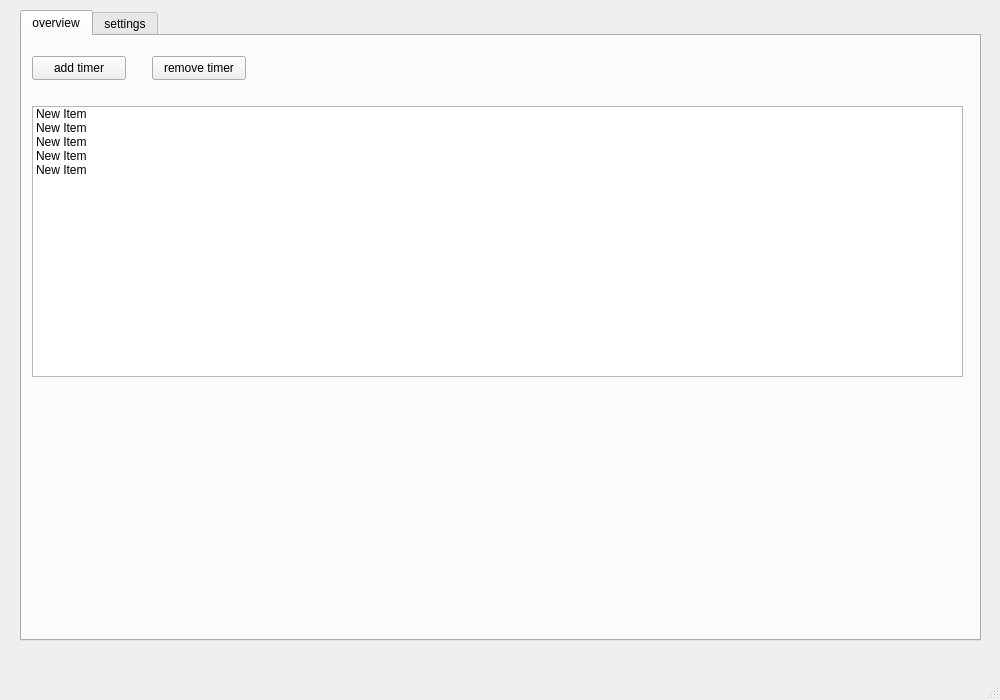
Qt form ui/MainWindow.ui (AlexanderKaess/HealthAndProductivityAssistant) before a commit.
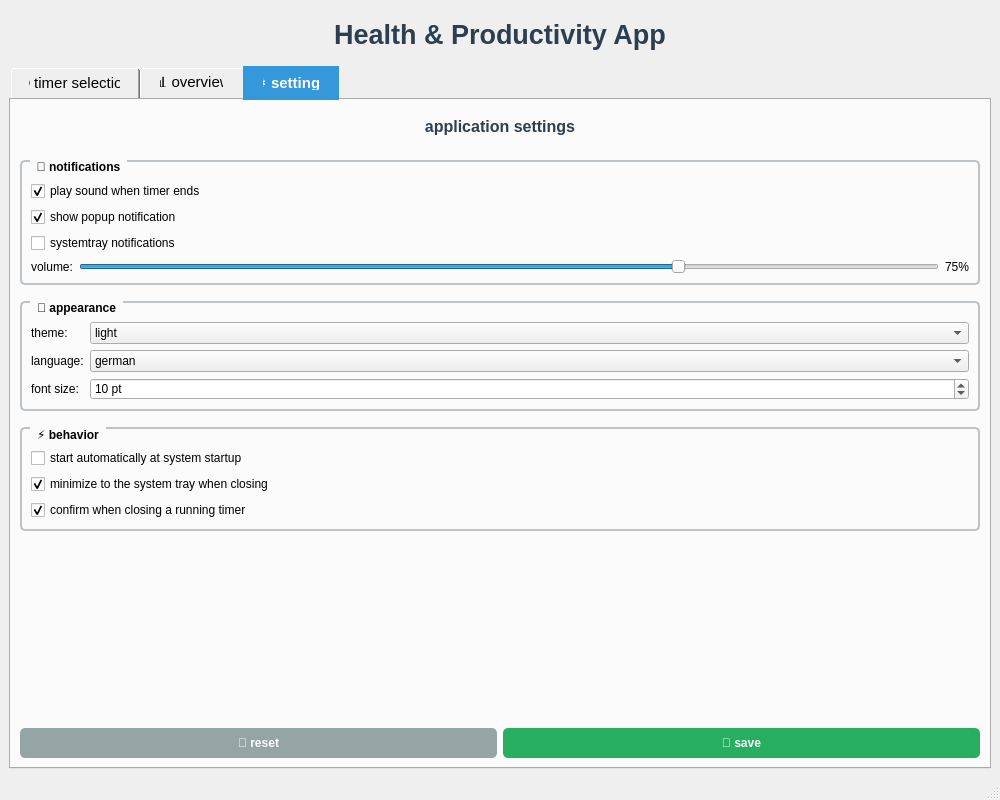
The same form after that commit.

Commit message: restructure MainWindow with three tabs, timer selection and overview and settings

The edit to the form file:
```diff
--- a/ui/MainWindow.ui
+++ b/ui/MainWindow.ui
@@ -7,103 +7,503 @@
     <x>0</x>
     <y>0</y>
     <width>1000</width>
-    <height>700</height>
+    <height>800</height>
    </rect>
   </property>
   <property name="windowTitle">
    <string>MainWindow</string>
   </property>
   <widget class="QWidget" name="centralwidget">
-   <widget class="QTabWidget" name="tabWidget">
-    <property name="geometry">
-     <rect>
-      <x>20</x>
-      <y>10</y>
-      <width>961</width>
-      <height>631</height>
-     </rect>
-    </property>
-    <property name="tabPosition">
-     <enum>QTabWidget::TabPosition::North</enum>
-    </property>
-    <property name="currentIndex">
-     <number>0</number>
-    </property>
-    <widget class="QWidget" name="overviewTab">
-     <attribute name="title">
-      <string>overview</string>
-     </attribute>
-     <widget class="QPushButton" name="addTimerPushButton">
-      <property name="geometry">
-       <rect>
-        <x>10</x>
-        <y>20</y>
-        <width>94</width>
-        <height>24</height>
-       </rect>
+   <layout class="QVBoxLayout" name="mainLayout">
+    <item>
+     <widget class="QLabel" name="titleLabel">
+      <property name="styleSheet">
+       <string>font-size: 20pt; font-weight: bold; color: #2c3e50; padding: 10px;</string>
       </property>
-      <property name="layoutDirection">
-       <enum>Qt::LayoutDirection::LeftToRight</enum>
-      </property>
       <property name="text">
-       <string>add timer</string>
+       <string>Health &amp; Productivity App</string>
       </property>
+      <property name="alignment">
+       <set>Qt::AlignmentFlag::AlignCenter</set>
+      </property>
      </widget>
-     <widget class="QPushButton" name="removeTimerPushButton">
-      <property name="geometry">
-       <rect>
-        <x>130</x>
-        <y>20</y>
-        <width>94</width>
-        <height>24</height>
-       </rect>
+    </item>
+    <item>
+     <widget class="QTabWidget" name="tabWidget">
+      <property name="styleSheet">
+       <string>QTabBar::tab { padding: 10px 20px; font-size: 11pt; } QTabBar::tab:selected { background: #3498db; color: white; font-weight: bold; }</string>
       </property>
-      <property name="text">
-       <string>remove timer</string>
+      <property name="currentIndex">
+       <number>2</number>
       </property>
+      <widget class="QWidget" name="tabTimerSelection">
+       <attribute name="title">
+        <string>🕐 timer selection</string>
+       </attribute>
+       <layout class="QVBoxLayout" name="tab1Layout">
+        <item>
+         <widget class="QLabel" name="subtitleLabel">
+          <property name="styleSheet">
+           <string>font-size: 11pt; font-style: italic; color: #7f8c8d; padding: 5px;</string>
+          </property>
+          <property name="text">
+           <string>select a timer</string>
+          </property>
+          <property name="alignment">
+           <set>Qt::AlignmentFlag::AlignCenter</set>
+          </property>
+         </widget>
+        </item>
+        <item>
+         <widget class="QPushButton" name="pomodoroPushButton">
+          <property name="styleSheet">
+           <string>QPushButton { background-color: #e74c3c; color: white; font-size: 13pt; font-weight: bold; border-radius: 8px; } QPushButton:hover { background-color: #c0392b; }</string>
+          </property>
+          <property name="text">
+           <string>🍅 pomodoro timer</string>
+          </property>
+         </widget>
+        </item>
+        <item>
+         <widget class="QPushButton" name="stayHydratedPushButton">
+          <property name="styleSheet">
+           <string>QPushButton { background-color: #3498db; color: white; font-size: 13pt; font-weight: bold; border-radius: 8px; } QPushButton:hover { background-color: #2980b9; }</string>
+          </property>
+          <property name="text">
+           <string>💧 stay hydrated reminder</string>
+          </property>
+         </widget>
+        </item>
+        <item>
+         <widget class="QPushButton" name="freshAirPushButton">
+          <property name="styleSheet">
+           <string>QPushButton { background-color: #1abc9c; color: white; font-size: 13pt; font-weight: bold; border-radius: 8px; } QPushButton:hover { background-color: #16a085; }</string>
+          </property>
+          <property name="text">
+           <string>🌬️ fresh air</string>
+          </property>
+         </widget>
+        </item>
+        <item>
+         <widget class="QPushButton" name="workingHoursPushButton">
+          <property name="sizePolicy">
+           <sizepolicy hsizetype="Minimum" vsizetype="Maximum">
+            <horstretch>0</horstretch>
+            <verstretch>0</verstretch>
+           </sizepolicy>
+          </property>
+          <property name="styleSheet">
+           <string>QPushButton { background-color: #9b59b6; color: white; font-size: 13pt; font-weight: bold; border-radius: 8px; } QPushButton:hover { background-color: #8e44ad; }</string>
+          </property>
+          <property name="text">
+           <string>💼 working hours tracker</string>
+          </property>
+         </widget>
+        </item>
+        <item>
+         <widget class="QPushButton" name="breakPushButton">
+          <property name="styleSheet">
+           <string>QPushButton { background-color: #f39c12; color: white; font-size: 13pt; font-weight: bold; border-radius: 8px; } QPushButton:hover { background-color: #e67e22; }</string>
+          </property>
+          <property name="text">
+           <string>☕ break</string>
+          </property>
+         </widget>
+        </item>
+        <item>
+         <widget class="QPushButton" name="movementPushButton">
+          <property name="styleSheet">
+           <string>QPushButton { background-color: #27ae60; color: white; font-size: 13pt; font-weight: bold; border-radius: 8px; } QPushButton:hover { background-color: #229954; }</string>
+          </property>
+          <property name="text">
+           <string>🚶 stand up &amp; move</string>
+          </property>
+         </widget>
+        </item>
+        <item>
+         <spacer name="verticalSpacer">
+          <property name="orientation">
+           <enum>Qt::Orientation::Vertical</enum>
+          </property>
+          <property name="sizeHint" stdset="0">
+           <size>
+            <width>0</width>
+            <height>0</height>
+           </size>
+          </property>
+         </spacer>
+        </item>
+       </layout>
+      </widget>
+      <widget class="QWidget" name="tabOverview">
+       <attribute name="title">
+        <string>📊 overview</string>
+       </attribute>
+       <layout class="QVBoxLayout" name="tab2Layout">
+        <item>
+         <widget class="QLabel" name="OverviewLabel">
+          <property name="styleSheet">
+           <string>font-size: 12pt; font-weight: bold; color: #2c3e50; padding: 8px;</string>
+          </property>
+          <property name="text">
+           <string>Overview of current timers</string>
+          </property>
+          <property name="alignment">
+           <set>Qt::AlignmentFlag::AlignCenter</set>
+          </property>
+         </widget>
+        </item>
+        <item>
+         <layout class="QHBoxLayout" name="statsLayout">
+          <item>
+           <widget class="QLabel" name="activeCountLabel">
+            <property name="styleSheet">
+             <string>background-color: #ecf0f1; padding: 10px; border-radius: 5px; font-weight: bold; color: #27ae60;</string>
+            </property>
+            <property name="text">
+             <string>active: 0</string>
+            </property>
+            <property name="alignment">
+             <set>Qt::AlignmentFlag::AlignCenter</set>
+            </property>
+           </widget>
+          </item>
+          <item>
+           <widget class="QLabel" name="completedCountLabel">
+            <property name="styleSheet">
+             <string>background-color: #ecf0f1; padding: 10px; border-radius: 5px; font-weight: bold; color: #3498db;</string>
+            </property>
+            <property name="text">
+             <string>completed: 0</string>
+            </property>
+            <property name="alignment">
+             <set>Qt::AlignmentFlag::AlignCenter</set>
+            </property>
+           </widget>
+          </item>
+         </layout>
+        </item>
+        <item>
+         <widget class="QTableWidget" name="activeTimersTable">
+          <property name="alternatingRowColors">
+           <bool>true</bool>
+          </property>
+          <property name="selectionBehavior">
+           <enum>QAbstractItemView::SelectionBehavior::SelectRows</enum>
+          </property>
+          <property name="columnCount">
+           <number>4</number>
+          </property>
+          <attribute name="horizontalHeaderStretchLastSection">
+           <bool>true</bool>
+          </attribute>
+          <column>
+           <property name="text">
+            <string>type</string>
+           </property>
+          </column>
+          <column>
+           <property name="text">
+            <string>time remaining</string>
+           </property>
+          </column>
+          <column>
+           <property name="text">
+            <string>status</string>
+           </property>
+          </column>
+          <column>
+           <property name="text">
+            <string>task</string>
+           </property>
+          </column>
+         </widget>
+        </item>
+        <item>
+         <layout class="QHBoxLayout" name="activeButtonsLayout">
+          <item>
+           <widget class="QPushButton" name="refreshButton">
+            <property name="styleSheet">
+             <string>QPushButton { background-color: #3498db; color: white; font-weight: bold; border-radius: 5px; padding: 8px; } QPushButton:hover { background-color: #2980b9; }</string>
+            </property>
+            <property name="text">
+             <string>🔄 update</string>
+            </property>
+           </widget>
+          </item>
+          <item>
+           <widget class="QPushButton" name="stopAllButton">
+            <property name="styleSheet">
+             <string>QPushButton { background-color: #e74c3c; color: white; font-weight: bold; border-radius: 5px; padding: 8px; } QPushButton:hover { background-color: #c0392b; }</string>
+            </property>
+            <property name="text">
+             <string>⏹ stop all</string>
+            </property>
+           </widget>
+          </item>
+         </layout>
+        </item>
+       </layout>
+      </widget>
+      <widget class="QWidget" name="tabSettings">
+       <attribute name="title">
+        <string>⚙️ settings</string>
+       </attribute>
+       <layout class="QVBoxLayout" name="tab3Layout">
+        <item>
+         <widget class="QLabel" name="settingsLabel">
+          <property name="styleSheet">
+           <string>font-size: 12pt; font-weight: bold; color: #2c3e50; padding: 8px;</string>
+          </property>
+          <property name="text">
+           <string>application settings</string>
+          </property>
+          <property name="alignment">
+           <set>Qt::AlignmentFlag::AlignCenter</set>
+          </property>
+         </widget>
+        </item>
+        <item>
+         <widget class="QGroupBox" name="notificationGroup">
+          <property name="styleSheet">
+           <string>QGroupBox { font-weight: bold; border: 2px solid #bdc3c7; border-radius: 5px; margin-top: 10px; padding-top: 10px; } QGroupBox::title { left: 10px; padding: 0 5px; }</string>
+          </property>
+          <property name="title">
+           <string>🔔 notifications</string>
+          </property>
+          <layout class="QVBoxLayout" name="notificationLayout">
+           <item>
+            <widget class="QCheckBox" name="soundCheckBox">
+             <property name="text">
+              <string>play sound when timer ends</string>
+             </property>
+             <property name="checked">
+              <bool>true</bool>
+             </property>
+            </widget>
+           </item>
+           <item>
+            <widget class="QCheckBox" name="popupCheckBox">
+             <property name="text">
+              <string>show popup notification</string>
+             </property>
+             <property name="checked">
+              <bool>true</bool>
+             </property>
+            </widget>
+           </item>
+           <item>
+            <widget class="QCheckBox" name="systemTrayCheckBox">
+             <property name="text">
+              <string>systemtray notifications</string>
+             </property>
+             <property name="checked">
+              <bool>false</bool>
+             </property>
+            </widget>
+           </item>
+           <item>
+            <layout class="QHBoxLayout" name="volumeLayout">
+             <item>
+              <widget class="QLabel" name="volumeLabel">
+               <property name="text">
+                <string>volume:</string>
+               </property>
+              </widget>
+             </item>
+             <item>
+              <widget class="QSlider" name="volumeSlider">
+               <property name="maximum">
+                <number>100</number>
+               </property>
+               <property name="value">
+                <number>70</number>
+               </property>
+               <property name="orientation">
+                <enum>Qt::Orientation::Horizontal</enum>
+               </property>
+              </widget>
+             </item>
+             <item>
+              <widget class="QLabel" name="volumeValueLabel">
+               <property name="text">
+                <string>75%</string>
+               </property>
+              </widget>
+             </item>
+            </layout>
+           </item>
+          </layout>
+         </widget>
+        </item>
+        <item>
+         <widget class="QGroupBox" name="appearanceGroup">
+          <property name="styleSheet">
+           <string>QGroupBox { font-weight: bold; border: 2px solid #bdc3c7; border-radius: 5px; margin-top: 10px; padding-top: 10px; } QGroupBox::title { left: 10px; padding: 0 5px; }</string>
+          </property>
+          <property name="title">
+           <string>🎨 appearance</string>
+          </property>
+          <layout class="QFormLayout" name="appearanceLayout">
+           <item row="0" column="0">
+            <widget class="QLabel" name="themeLabel">
+             <property name="text">
+              <string>theme:</string>
+             </property>
+            </widget>
+           </item>
+           <item row="0" column="1">
+            <widget class="QComboBox" name="themeComboBox">
+             <item>
+              <property name="text">
+               <string>light</string>
+              </property>
+             </item>
+             <item>
+              <property name="text">
+               <string>dark</string>
+              </property>
+             </item>
+             <item>
+              <property name="text">
+               <string>system</string>
+              </property>
+             </item>
+            </widget>
+           </item>
+           <item row="1" column="0">
+            <widget class="QLabel" name="languageLabel">
+             <property name="text">
+              <string>language:</string>
+             </property>
+            </widget>
+           </item>
+           <item row="1" column="1">
+            <widget class="QComboBox" name="languageComboBox">
+             <item>
+              <property name="text">
+               <string>german</string>
+              </property>
+             </item>
+             <item>
+              <property name="text">
+               <string>english</string>
+              </property>
+             </item>
+             <item>
+              <property name="text">
+               <string>french</string>
+              </property>
+             </item>
+            </widget>
+           </item>
+           <item row="2" column="0">
+            <widget class="QLabel" name="fontSizeLabel">
+             <property name="text">
+              <string>font size:</string>
+             </property>
+            </widget>
+           </item>
+           <item row="2" column="1">
+            <widget class="QSpinBox" name="fontSizeSpinBox">
+             <property name="suffix">
+              <string> pt</string>
+             </property>
+             <property name="minimum">
+              <number>8</number>
+             </property>
+             <property name="maximum">
+              <number>24</number>
+             </property>
+             <property name="value">
+              <number>10</number>
+             </property>
+            </widget>
+           </item>
+          </layout>
+         </widget>
+        </item>
+        <item>
+         <widget class="QGroupBox" name="behaviorGroup">
+          <property name="styleSheet">
+           <string>QGroupBox { font-weight: bold; border: 2px solid #bdc3c7; border-radius: 5px; margin-top: 10px; padding-top: 10px; } QGroupBox::title { left: 10px; padding: 0 5px; }</string>
+          </property>
+          <property name="title">
+           <string>⚡ behavior</string>
+          </property>
+          <layout class="QVBoxLayout" name="behaviorLayout">
+           <item>
+            <widget class="QCheckBox" name="autoStartCheckBox">
+             <property name="text">
+              <string>start automatically at system startup</string>
+             </property>
+            </widget>
+           </item>
+           <item>
+            <widget class="QCheckBox" name="minimizeToTrayCheckBox">
+             <property name="text">
+              <string>minimize to the system tray when closing</string>
+             </property>
+             <property name="checked">
+              <bool>true</bool>
+             </property>
+            </widget>
+           </item>
+           <item>
+            <widget class="QCheckBox" name="confirmCloseCheckBox">
+             <property name="text">
+              <string>confirm when closing a running timer</string>
+             </property>
+             <property name="checked">
+              <bool>true</bool>
+             </property>
+            </widget>
+           </item>
+          </layout>
+         </widget>
+        </item>
+        <item>
+         <spacer name="settingsSpacer">
+          <property name="orientation">
+           <enum>Qt::Orientation::Vertical</enum>
+          </property>
+          <property name="sizeHint" stdset="0">
+           <size>
+            <width>0</width>
+            <height>0</height>
+           </size>
+          </property>
+         </spacer>
+        </item>
+        <item>
+         <layout class="QHBoxLayout" name="settingsButtonsLayout">
+          <item>
+           <widget class="QPushButton" name="resetSettingsButton">
+            <property name="styleSheet">
+             <string>QPushButton { background-color: #95a5a6; color: white; font-weight: bold; border-radius: 5px; padding: 8px; } QPushButton:hover { background-color: #7f8c8d; }</string>
+            </property>
+            <property name="text">
+             <string>🔄 reset</string>
+            </property>
+           </widget>
+          </item>
+          <item>
+           <widget class="QPushButton" name="saveSettingsButton">
+            <property name="styleSheet">
+             <string>QPushButton { background-color: #27ae60; color: white; font-weight: bold; border-radius: 5px; padding: 8px; } QPushButton:hover { background-color: #229954; }</string>
+            </property>
+            <property name="text">
+             <string>💾 save</string>
+            </property>
+           </widget>
+          </item>
+         </layout>
+        </item>
+       </layout>
+      </widget>
      </widget>
-     <widget class="QListWidget" name="listWidget">
-      <property name="geometry">
-       <rect>
-        <x>10</x>
-        <y>70</y>
-        <width>931</width>
-        <height>271</height>
-       </rect>
-      </property>
-      <item>
-       <property name="text">
-        <string>New Item</string>
-       </property>
-      </item>
-      <item>
-       <property name="text">
-        <string>New Item</string>
-       </property>
-      </item>
-      <item>
-       <property name="text">
-        <string>New Item</string>
-       </property>
-      </item>
-      <item>
-       <property name="text">
-        <string>New Item</string>
-       </property>
-      </item>
-      <item>
-       <property name="text">
-        <string>New Item</string>
-       </property>
-      </item>
-     </widget>
-    </widget>
-    <widget class="QWidget" name="settingsTab">
-     <attribute name="title">
-      <string>settings</string>
-     </attribute>
-    </widget>
-   </widget>
+    </item>
+   </layout>
   </widget>
   <widget class="QMenuBar" name="menubar">
    <property name="geometry">
```
Left out of the diff: 2 changed lines with no effect on the pictures.
